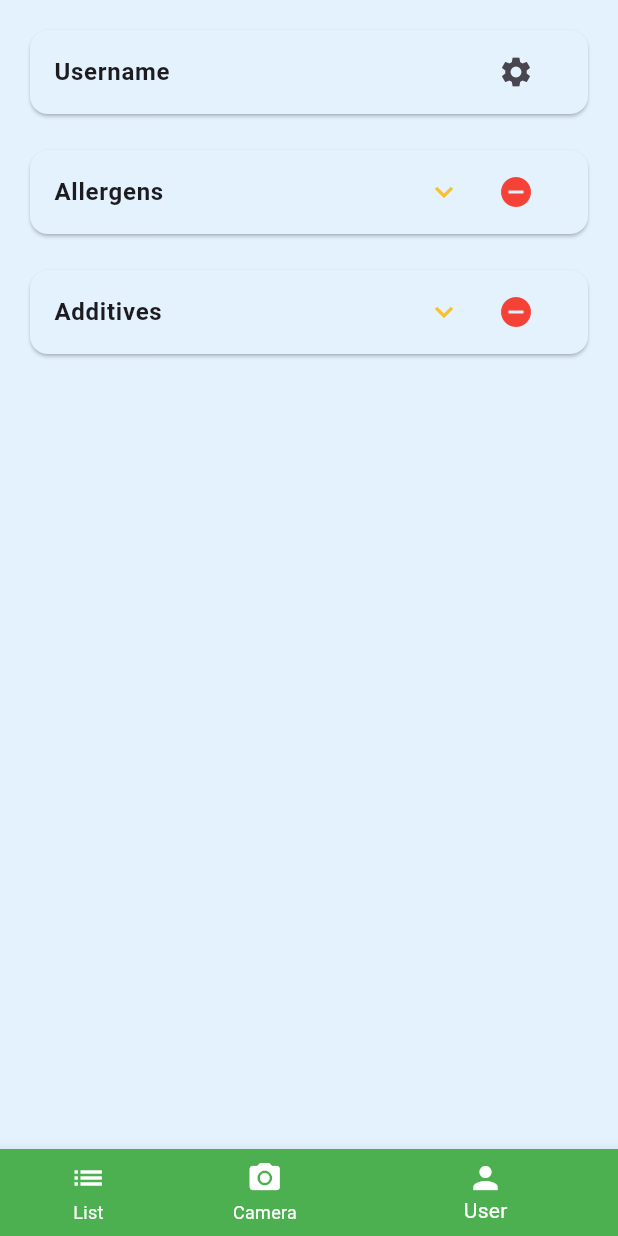
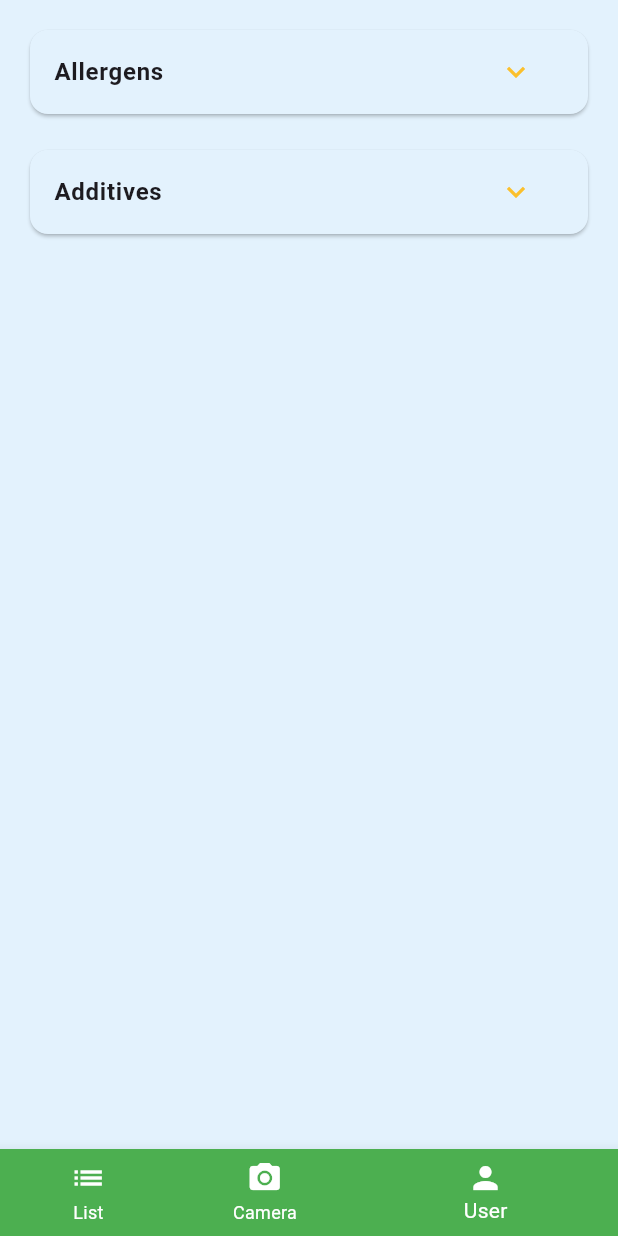
Before and after one commit to OlekS03/foodscan, a Flutter app: the screen it shows after launch, item 3 of the bottom bar chosen, on a phone screen of 412 x 824 dp. Run offline on Flutter 3.47's test engine with Material 3 defaults, Android fonts, the phone set to English and light mode, and no system bars.

Commit message:
Fixed user preferences UI

```diff
--- a/foodscan_app/lib/screens/user_screen.dart
+++ b/foodscan_app/lib/screens/user_screen.dart
@@ -20,23 +20,7 @@ class _UserScreenState extends State<UserScreen> {
       child: ListView(
         padding: const EdgeInsets.all(16),
         children: [
-          Card(
-            color: Colors.blue[50],
-            child: ListTile(
-              title: const Text(
-                'Username',
-                style: TextStyle(fontWeight: FontWeight.bold),
-              ),
-              trailing: IconButton(
-                icon: const Icon(Icons.settings),
-                onPressed: () {
-                  // TODO: Implement settings
-                },
-              ),
-            ),
-          ),
-          const SizedBox(height: 16),
-
+          /// Allergens Card
           Card(
             color: Colors.blue[50],
             child: Column(
@@ -46,38 +30,39 @@ class _UserScreenState extends State<UserScreen> {
                     'Allergens',
                     style: TextStyle(fontWeight: FontWeight.bold),
                   ),
-                  trailing: Row(
-                    mainAxisSize: MainAxisSize.min,
-                    children: [
-                      IconButton(
+                  trailing: IconButton(
                     icon: Icon(
                       allergensExpanded ? Icons.expand_less : Icons.expand_more,
                       color: Colors.yellow[700],
                     ),
-                        onPressed: () => setState(() => allergensExpanded = !allergensExpanded),
+                    onPressed: () => setState(() {
+                      allergensExpanded = !allergensExpanded;
+                    }),
                   ),
-                      IconButton(
+                ),
+                if (allergensExpanded)
+                  Column(
+                    children: [
+                      for (int i = 0; i < allergens.length; i++)
+                        ListTile(
+                          title: Text(allergens[i]),
+                          trailing: IconButton(
                             icon: const Icon(Icons.remove_circle, color: Colors.red),
                             onPressed: () {
-                          // TODO: Implement remove allergens
+                              setState(() {
+                                allergens.removeAt(i);
+                              });
                             },
+                          ),
                         ),
                     ],
                   ),
-                ),
-                if (allergensExpanded) ...[
-                  for (final allergen in allergens)
-                    Container(
-                      width: double.infinity,
-                      padding: const EdgeInsets.symmetric(horizontal: 16, vertical: 8),
-                      child: Text(allergen),
-                    ),
-                ],
               ],
             ),
           ),
           const SizedBox(height: 16),
 
+          /// Additives Card
           Card(
             color: Colors.blue[50],
             child: Column(
@@ -87,33 +72,33 @@ class _UserScreenState extends State<UserScreen> {
                     'Additives',
                     style: TextStyle(fontWeight: FontWeight.bold),
                   ),
-                  trailing: Row(
-                    mainAxisSize: MainAxisSize.min,
-                    children: [
-                      IconButton(
+                  trailing: IconButton(
                     icon: Icon(
                       additivesExpanded ? Icons.expand_less : Icons.expand_more,
                       color: Colors.yellow[700],
                     ),
-                        onPressed: () => setState(() => additivesExpanded = !additivesExpanded),
+                    onPressed: () => setState(() {
+                      additivesExpanded = !additivesExpanded;
+                    }),
                   ),
-                      IconButton(
+                ),
+                if (additivesExpanded)
+                  Column(
+                    children: [
+                      for (int i = 0; i < additives.length; i++)
+                        ListTile(
+                          title: Text(additives[i]),
+                          trailing: IconButton(
                             icon: const Icon(Icons.remove_circle, color: Colors.red),
                             onPressed: () {
-                          // TODO: Implement remove additives
+                              setState(() {
+                                additives.removeAt(i);
+                              });
                             },
+                          ),
                         ),
                     ],
                   ),
-                ),
-                if (additivesExpanded) ...[
-                  for (final additive in additives)
-                    Container(
-                      width: double.infinity,
-                      padding: const EdgeInsets.symmetric(horizontal: 16, vertical: 8),
-                      child: Text(additive),
-                    ),
-                ],
               ],
             ),
           ),
--- a/foodscan_app/pubspec.yaml
+++ b/foodscan_app/pubspec.yaml
@@ -47,7 +47,7 @@ dev_dependencies:
   # activated in the `analysis_options.yaml` file located at the root of your
   # package. See that file for information about deactivating specific lint
   # rules and activating additional ones.
-  flutter_lints: ^5.0.0
+  flutter_lints: ^6.0.0
 
 # For information on the generic Dart part of this file, see the
 # following page: https://dart.dev/tools/pub/pubspec
```
Also changed, not shown: foodscan_app/pubspec.lock, 1 other file. Lines whose indentation alone changed are shown as unchanged.
